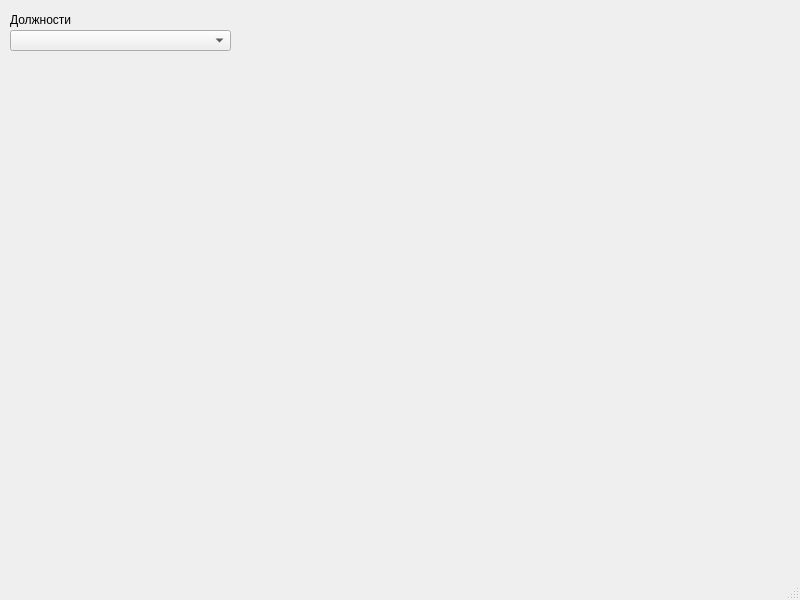
Before: the Qt Designer form design.ui in sqEquat/PySchedule, drawn with Qt 5.
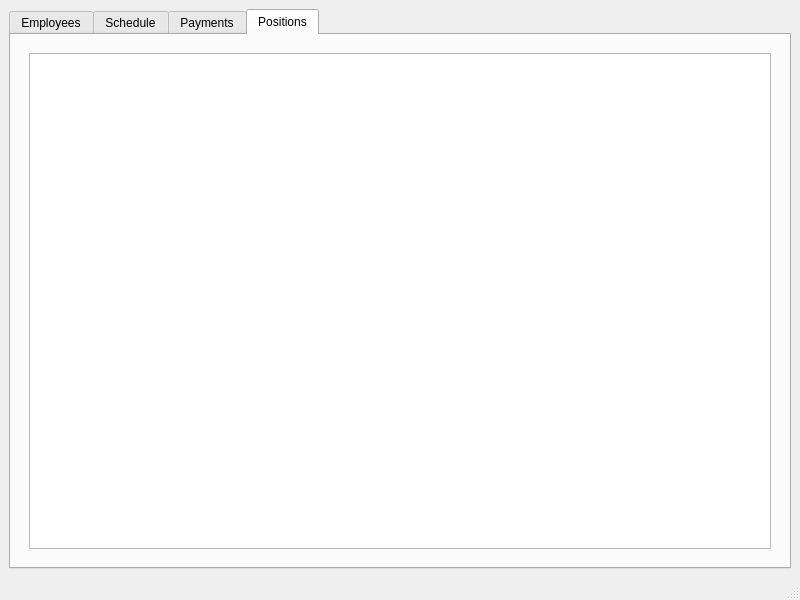
After: the same form once the commit is applied.

Commit message: Design with tabs and tables

Patch:
```diff
--- a/design.ui
+++ b/design.ui
@@ -10,33 +10,89 @@
     <height>600</height>
    </rect>
   </property>
+  <property name="minimumSize">
+   <size>
+    <width>800</width>
+    <height>600</height>
+   </size>
+  </property>
   <property name="windowTitle">
    <string>Salary calculation</string>
   </property>
   <widget class="QWidget" name="centralwidget">
-   <widget class="QComboBox" name="comboBox">
-    <property name="geometry">
-     <rect>
-      <x>10</x>
-      <y>30</y>
-      <width>221</width>
-      <height>21</height>
-     </rect>
-    </property>
-   </widget>
-   <widget class="QLabel" name="label">
-    <property name="geometry">
-     <rect>
-      <x>10</x>
-      <y>10</y>
-      <width>181</width>
-      <height>20</height>
-     </rect>
-    </property>
-    <property name="text">
-     <string>Должности</string>
-    </property>
-   </widget>
+   <layout class="QGridLayout" name="gridLayout_2">
+    <item row="0" column="0">
+     <widget class="QTabWidget" name="tabBar">
+      <property name="currentIndex">
+       <number>3</number>
+      </property>
+      <widget class="QWidget" name="employees">
+       <attribute name="title">
+        <string>Employees</string>
+       </attribute>
+       <layout class="QGridLayout" name="gridLayout_6">
+        <item row="0" column="0">
+         <widget class="QWidget" name="empTab" native="true">
+          <layout class="QGridLayout" name="gridLayout">
+           <item row="0" column="0">
+            <widget class="QTableWidget" name="employeesTable"/>
+           </item>
+          </layout>
+         </widget>
+        </item>
+       </layout>
+      </widget>
+      <widget class="QWidget" name="schedule">
+       <attribute name="title">
+        <string>Schedule</string>
+       </attribute>
+       <layout class="QGridLayout" name="gridLayout_7">
+        <item row="0" column="0">
+         <widget class="QWidget" name="schTab" native="true">
+          <layout class="QGridLayout" name="gridLayout_3">
+           <item row="0" column="0">
+            <widget class="QTableWidget" name="scheduleTable"/>
+           </item>
+          </layout>
+         </widget>
+        </item>
+       </layout>
+      </widget>
+      <widget class="QWidget" name="payments">
+       <attribute name="title">
+        <string>Payments</string>
+       </attribute>
+       <layout class="QGridLayout" name="gridLayout_8">
+        <item row="0" column="0">
+         <widget class="QWidget" name="payTab" native="true">
+          <layout class="QGridLayout" name="gridLayout_4">
+           <item row="0" column="0">
+            <widget class="QTableWidget" name="paymentsTable"/>
+           </item>
+          </layout>
+         </widget>
+        </item>
+       </layout>
+      </widget>
+      <widget class="QWidget" name="positions">
+       <attribute name="title">
+        <string>Positions</string>
+       </attribute>
+       <layout class="QGridLayout" name="gridLayout_9">
+        <item row="0" column="0">
+         <widget class="QWidget" name="posTab" native="true">
+          <layout class="QGridLayout" name="gridLayout_5">
+           <item row="0" column="0">
+            <widget class="QTableWidget" name="positionsTable"/>
+           </item>
+          </layout>
+         </widget>
+        </item>
+       </layout>
+      </widget>
+     </widget>
+    </item>
+   </layout>
   </widget>
   <widget class="QMenuBar" name="menubar">
    <property name="geometry">
```
The commit also changes 2 other files.
